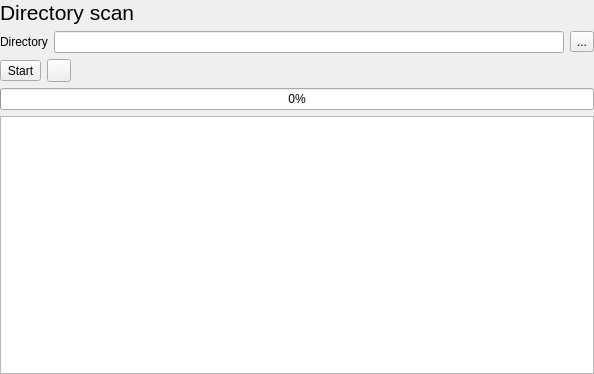
Qt form sources/gui/ui/dirscanwidget.ui (amd00/meduzzza) before a commit.
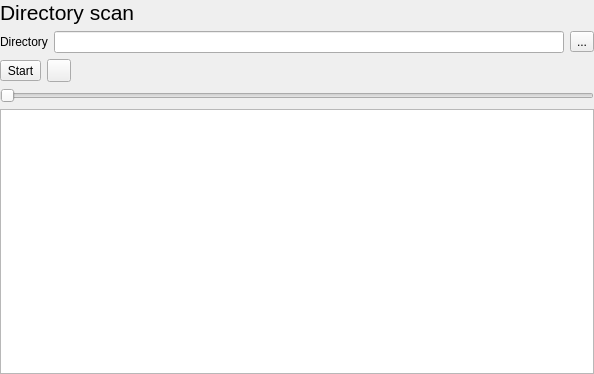
The same form after that commit. Icons and pictures are not drawn.

Patch:
```diff
--- a/sources/gui/ui/dirscanwidget.ui
+++ b/sources/gui/ui/dirscanwidget.ui
@@ -99,12 +99,12 @@
     </layout>
    </item>
    <item>
-    <widget class="QProgressBar" name="m_progress">
-     <property name="maximum">
-      <number>999999999</number>
+    <widget class="QSlider" name="m_slider">
+     <property name="enabled">
+      <bool>false</bool>
      </property>
-     <property name="value">
-      <number>0</number>
+     <property name="orientation">
+      <enum>Qt::Horizontal</enum>
      </property>
     </widget>
    </item>
```
